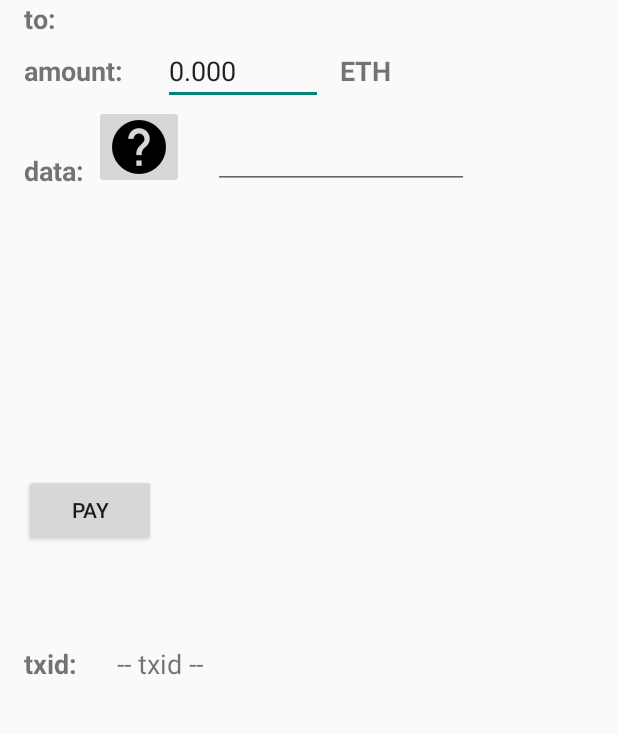
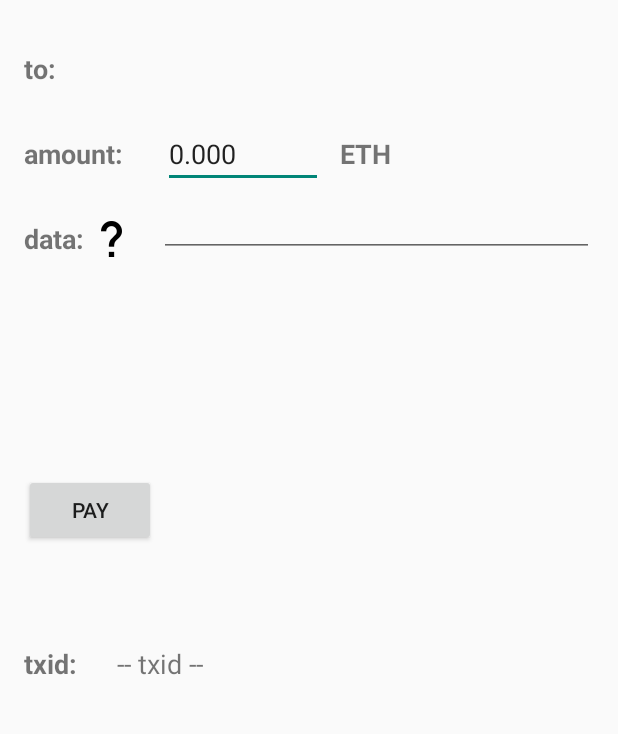
Before and after one commit to dbenrosen/EtherPay, an Android app: the SendActivity screen opened directly, with no data from a screen before it, on a phone screen of 412 x 824 dp, the part 108-842 px from its top. Run offline under Robolectric (Android 15) with nearby library versions, the phone set to English and light mode, and no system bars; 4 statements that could not run were skipped.

Commit message:
make send-help icon transparent

```diff
--- a/app/src/main/res/layout/activity_send.xml
+++ b/app/src/main/res/layout/activity_send.xml
@@ -22,6 +22,7 @@
     <TextView
         android:layout_width="wrap_content"
         android:layout_height="wrap_content"
+        android:layout_marginTop="33dp"
         android:textSize="18sp"
         android:textStyle="bold"
         android:text="to: "
@@ -38,6 +39,7 @@
         android:id="@+id/to_addr"
         android:layout_toRightOf="@+id/size_prompt"
         android:layout_below="@id/toolbar"
+        android:layout_alignTop="@id/to_addr_prompt"
         />
 
     <TextView
@@ -65,6 +67,7 @@
         android:id="@+id/size"
         android:layout_toRightOf="@id/size_prompt"
         android:layout_below="@id/to_addr"
+        android:layout_marginTop="22dp"
         />
 
     <TextView
@@ -85,9 +88,9 @@
     <TextView
         android:layout_width="wrap_content"
         android:layout_height="wrap_content"
+        android:gravity="bottom"
         android:textSize="18sp"
         android:textStyle="bold"
-        android:gravity="bottom"
         android:text="data: "
         android:id="@+id/data_prompt"
         android:layout_below="@id/size"
@@ -98,6 +101,8 @@
         android:layout_width="wrap_content"
         android:layout_height="wrap_content"
         android:src="@drawable/ic_help0"
+        android:background="?attr/selectableItemBackground"
+        android:layout_marginTop="22dp"
         android:layout_marginLeft="2dp"
         android:layout_marginRight="8dp"
         android:id="@+id/data_help"
@@ -115,13 +120,13 @@
         android:singleLine="true"
         android:text=""
         android:inputType="text"
-        android:maxLength="15"
-        android:minEms="8"
-        android:maxEms="8"
+        android:maxLength="20"
+        android:minEms="15"
+        android:maxEms="15"
         android:id="@+id/data"
         android:layout_toRightOf="@id/data_help"
         android:layout_below="@id/size"
-        android:layout_alignBottom="@+id/data_help"
+        android:layout_alignBottom="@+id/data_prompt"
         />
 
     <Button
```
Also changed, not shown: app/src/main/res/drawable-hdpi/ic_help0.png, app/src/main/res/drawable-mdpi/ic_help0.png, app/src/main/res/drawable-xhdpi/ic_help0.png, app/src/main/res/drawable-xxhdpi/ic_help0.png, app/src/main/res/drawable-xxxhdpi/ic_help0.png.
